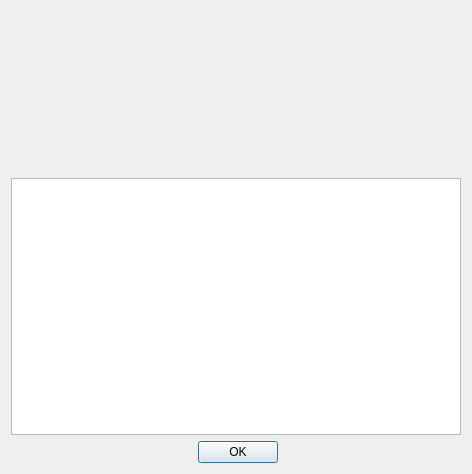
Qt form aboutdialog.ui (orao/texmaker) before a commit.
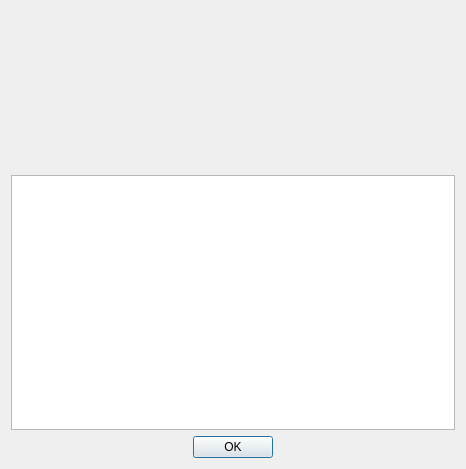
The same form after that commit. Icons and pictures are not drawn.

```diff
--- a/aboutdialog.ui
+++ b/aboutdialog.ui
@@ -5,28 +5,30 @@
    <rect>
     <x>0</x>
     <y>0</y>
-    <width>472</width>
-    <height>474</height>
+    <width>466</width>
+    <height>469</height>
    </rect>
   </property>
   <property name="windowTitle" >
    <string>About Texmaker</string>
   </property>
-  <layout class="QGridLayout" >
+  <layout class="QGridLayout" name="gridLayout" >
    <item row="0" column="0" >
+    <layout class="QHBoxLayout" name="horizontalLayout" >
+     <item>
     <spacer>
      <property name="orientation" >
       <enum>Qt::Horizontal</enum>
      </property>
-     <property name="sizeHint" >
+       <property name="sizeHint" stdset="0" >
       <size>
-       <width>21</width>
-       <height>141</height>
+         <width>18</width>
+         <height>158</height>
       </size>
      </property>
     </spacer>
    </item>
-   <item row="0" column="1" colspan="3" >
+     <item>
     <widget class="QLabel" name="label" >
      <property name="text" >
       <string/>
@@ -36,28 +38,32 @@
      </property>
     </widget>
    </item>
-   <item row="0" column="4" >
+     <item>
     <spacer>
      <property name="orientation" >
       <enum>Qt::Horizontal</enum>
      </property>
-     <property name="sizeHint" >
+       <property name="sizeHint" stdset="0" >
       <size>
-       <width>40</width>
-       <height>161</height>
+         <width>18</width>
+         <height>158</height>
       </size>
      </property>
     </spacer>
    </item>
-   <item row="1" column="0" colspan="5" >
+    </layout>
+   </item>
+   <item row="1" column="0" >
     <widget class="QTextBrowser" name="textBrowser" />
    </item>
-   <item row="2" column="0" colspan="2" >
+   <item row="2" column="0" >
+    <layout class="QHBoxLayout" name="horizontalLayout_2" >
+     <item>
     <spacer>
      <property name="orientation" >
       <enum>Qt::Horizontal</enum>
      </property>
-     <property name="sizeHint" >
+       <property name="sizeHint" stdset="0" >
       <size>
        <width>181</width>
        <height>20</height>
@@ -65,25 +71,27 @@
      </property>
     </spacer>
    </item>
-   <item row="2" column="2" >
+     <item>
     <widget class="QPushButton" name="okButton" >
      <property name="text" >
       <string>OK</string>
      </property>
     </widget>
    </item>
-   <item row="2" column="3" colspan="2" >
+     <item>
     <spacer>
      <property name="orientation" >
       <enum>Qt::Horizontal</enum>
      </property>
-     <property name="sizeHint" >
+       <property name="sizeHint" stdset="0" >
       <size>
        <width>171</width>
        <height>20</height>
       </size>
      </property>
     </spacer>
+     </item>
+    </layout>
    </item>
   </layout>
  </widget>
```
Lines whose indentation alone changed are shown as unchanged.
